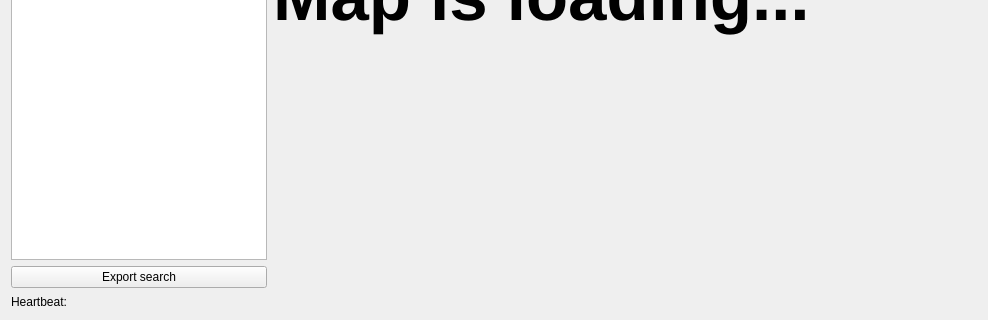
Old version of the form src/ui/overviewwidget.ui in the repository jspngh/shae-workstation; both pictures show x 0 to 988 and y 307 to 627 of the 988 by 627 pixel window.
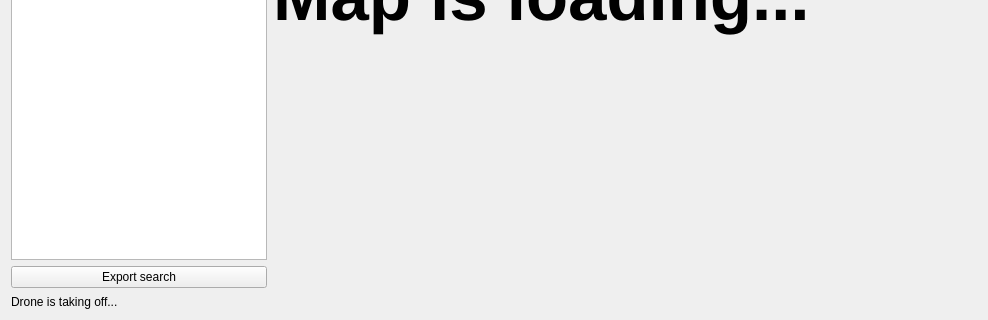
New version of the form. Icons and pictures are not drawn.

Commit message: display that drone is taking off

```diff
--- a/src/ui/overviewwidget.ui
+++ b/src/ui/overviewwidget.ui
@@ -66,7 +66,7 @@
 </string>
        </property>
        <property name="text">
-        <string>Heartbeat: </string>
+        <string>Drone is taking off...</string>
        </property>
       </widget>
      </item>
```
Left out of the diff: 4 changed lines with no effect on the pictures. The commit also changes 1 other file.
